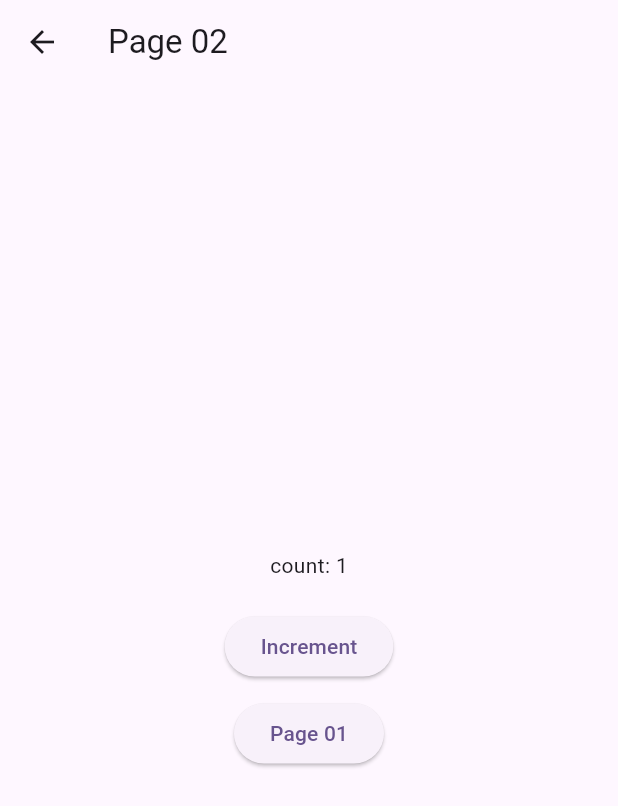
After one commit to com-bianchetti/state_mediator, a Flutter app: the Page01 screen opened directly, after a tap on "Increment", after a tap on "Page 02", on a phone screen of 412 x 824 dp. The commit adds this screen. Shown: the top 806 px of the screen. Run offline on Flutter 3.47's test engine with Material 3 defaults, Android fonts, the phone set to English and light mode, and no system bars; our stand-ins replace get_it.

Commit message:
adding shared state example and state store

```diff
--- a/example/lib/main.dart
+++ b/example/lib/main.dart
@@ -5,7 +5,9 @@ import 'package:example/handlers/reorder_items_handler.dart';
 import 'package:example/handlers/save_items_handler.dart';
 import 'package:example/repositories/mock_items_repository.dart';
 import 'package:example/screens/items_list_screen.dart';
+import 'package:example/screens/shared_state.dart';
 import 'package:flutter/material.dart';
+import 'package:get_it/get_it.dart';
 import 'package:state_mediator/state_mediator.dart';
 
 void main() {
@@ -20,6 +22,7 @@ void main() {
     DeleteItemHandler(itemsRepository: repository),
   );
   StateMediator.registerHandler<ReorderItemsCommand>(ReorderItemsHandler());
+  GetIt.instance.registerSingleton<SharedState>(SharedState());
   runApp(const MyApp());
 }
 
--- /dev/null
+++ b/example/lib/screens/shared_state.dart
@@ -0,0 +1,107 @@
+import 'package:example/commands/count_command.dart';
+import 'package:flutter/material.dart';
+import 'package:get_it/get_it.dart';
+import 'package:state_mediator/components/mediator.dart';
+import 'package:state_mediator/components/state.dart';
+import 'package:state_mediator/components/store.dart';
+
+class SharedState extends StateStore {}
+
+class Page01 extends StatefulWidget {
+  const Page01({super.key});
+
+  @override
+  State<Page01> createState() => _Page01State();
+}
+
+class _Page01State extends State<Page01> with Mediator {
+  @override
+  void initState() {
+    super.initState();
+    initStateStore(GetIt.instance.get<SharedState>());
+  }
+
+  @override
+  Widget build(BuildContext context) {
+    return Scaffold(
+      appBar: AppBar(title: const Text('Page 01')),
+      body: Center(
+        child: Column(
+          mainAxisAlignment: MainAxisAlignment.center,
+          crossAxisAlignment: CrossAxisAlignment.center,
+          children: [
+            StateBuilder(
+              state: state<int>(),
+              builder: (isLoading, data, error) => Text('count: ${data ?? 0}'),
+            ),
+            const SizedBox(height: 20),
+            ElevatedButton(
+              onPressed: () {
+                dispatch(CountCommand());
+              },
+              child: const Text('Increment'),
+            ),
+            const SizedBox(height: 10),
+            ElevatedButton(
+              onPressed: () {
+                Navigator.push(
+                  context,
+                  MaterialPageRoute(builder: (context) => Page02()),
+                );
+              },
+              child: const Text('Page 02'),
+            ),
+          ],
+        ),
+      ),
+    );
+  }
+}
+
+class Page02 extends StatefulWidget {
+  const Page02({super.key});
+
+  @override
+  State<Page02> createState() => _Page02State();
+}
+
+class _Page02State extends State<Page02> with Mediator {
+  @override
+  void initState() {
+    super.initState();
+    initStateStore(GetIt.instance.get<SharedState>());
+  }
+
+  @override
+  Widget build(BuildContext context) {
+    return Scaffold(
+      appBar: AppBar(title: const Text('Page 02')),
+      body: Center(
+        child: Column(
+          mainAxisAlignment: MainAxisAlignment.center,
+          crossAxisAlignment: CrossAxisAlignment.center,
+          children: [
+            StateBuilder(
+              state: state<int>(),
+              builder: (isLoading, data, error) => Text('count: ${data ?? 0}'),
+            ),
+            const SizedBox(height: 20),
+            ElevatedButton(
+              onPressed: () {
+                dispatch(CountCommand());
+              },
+              child: const Text('Increment'),
+            ),
+            const SizedBox(height: 10),
+            ElevatedButton(
+              onPressed: () {
+                Navigator.pop(context);
+              },
+              child: const Text('Page 01'),
+            ),
+          ],
+        ),
+      ),
+    );
+  }
+}
--- a/example/pubspec.yaml
+++ b/example/pubspec.yaml
@@ -35,6 +35,7 @@ dependencies:
   # Use with the CupertinoIcons class for iOS style icons.
   cupertino_icons: ^1.0.8
   uuid: ^4.5.2
+  get_it: ^9.2.0
   state_mediator:
     path: ../
 
--- a/lib/components/mediator.dart
+++ b/lib/components/mediator.dart
@@ -4,14 +4,21 @@ import 'package:flutter/material.dart';
 import 'package:state_mediator/state_mediator.dart';
 
 mixin Mediator<T extends StatefulWidget> on State<T> {
-  final Map<String, ValueNotifier<Result>> _state = {};
+  Map<String, ValueNotifier<Result>> _state = {};
   void Function(Object e, StackTrace stackTrace)? _errorHandler;
+  bool _isInitialized = false;
 
   ValueNotifier<Result> state<E>([String? id]) {
     if (_state[id ?? E.toString()] == null) {
       _state[id ?? E.toString()] = ValueNotifier(Result.loading());
     }
     return _state[id ?? E.toString()]!;
+  }
+
+  void initStateStore(StateStore store) {
+    _clearState();
+    _isInitialized = true;
+    _state = store.state;
   }
 
   Future<void> dispatchAsync(Command command) {
@@ -55,13 +62,19 @@ mixin Mediator<T extends StatefulWidget> on State<T> {
     _errorHandler = errorHandler;
   }
 
-  @override
-  void dispose() {
-    super.dispose();
+  void _clearState() {
     for (final state in _state.values) {
       state.dispose();
     }
 
     _state.clear();
   }
+
+  @override
+  void dispose() {
+    super.dispose();
+    if (!_isInitialized) {
+      _clearState();
+    }
+  }
 }
--- /dev/null
+++ b/lib/components/store.dart
@@ -0,0 +1,17 @@
+import 'package:flutter/material.dart';
+import 'package:state_mediator/components/result.dart';
+
+abstract class StateStore {
+  late Map<String, ValueNotifier<Result>> state;
+
+  StateStore({Map<String, ValueNotifier<Result>>? state}) {
+    this.state = state ?? {};
+  }
+
+  void dispose() {
+    for (final state in state.values) {
+      state.dispose();
+    }
+    state.clear();
+  }
+}
--- a/lib/state_mediator.dart
+++ b/lib/state_mediator.dart
@@ -4,3 +4,4 @@ export 'components/mediator.dart';
 export 'components/result.dart';
 export 'components/config.dart';
 export 'components/state.dart';
+export 'components/store.dart';
```
Also changed, not shown: example/lib/screens/items_list_screen.dart (+12 -0 lines), example/pubspec.lock.
